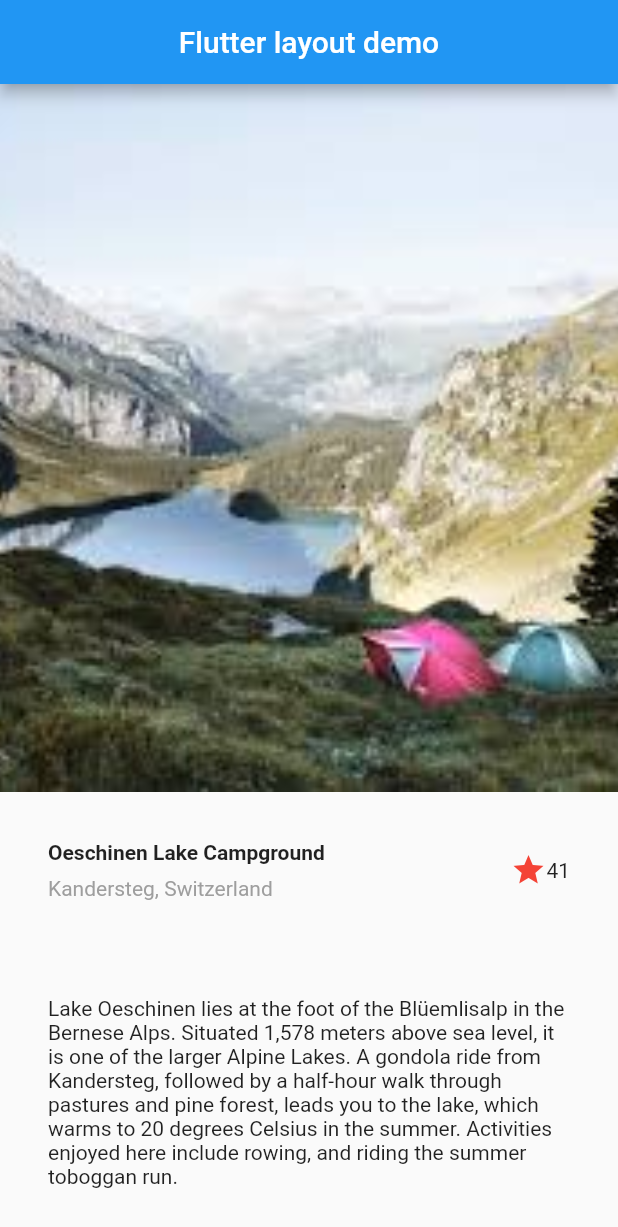
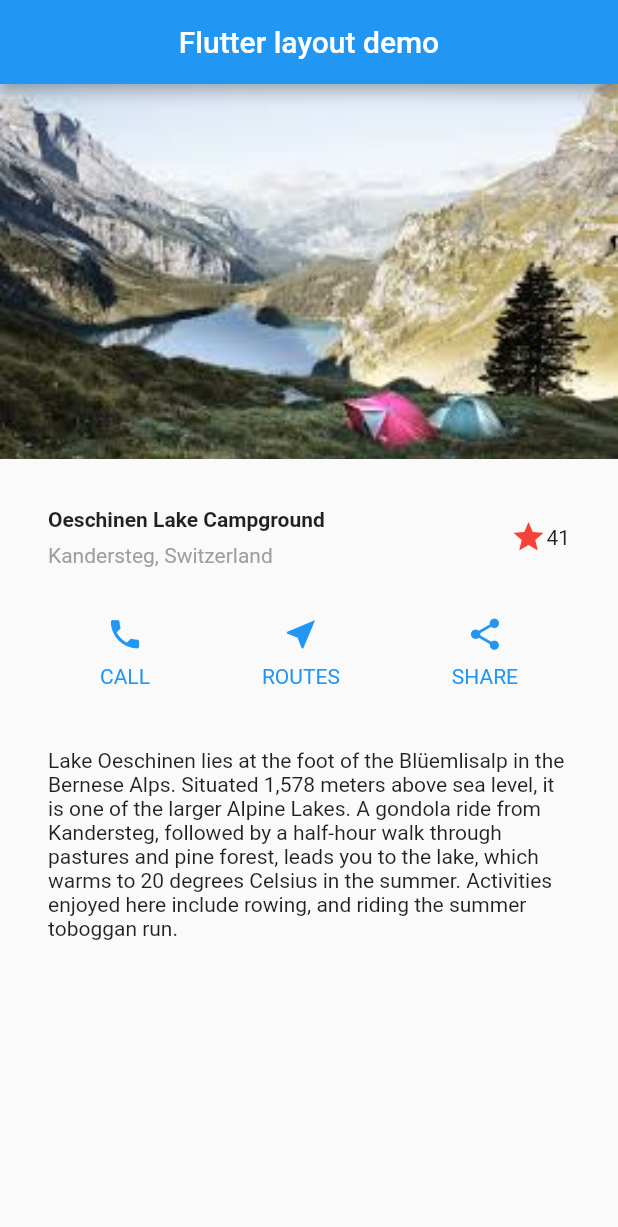
Before and after one commit to eamarelo/pagination_app, a Flutter app: the screen it shows after launch, on a phone screen of 412 x 824 dp. Shown: the top 1227 px of the screen. Run offline on Flutter 3.47's test engine with Material 2 defaults, Android fonts, the phone set to English and light mode, and no system bars.

Commit message:
ad button actions

```diff
--- a/lib/pages/pagination_page.dart
+++ b/lib/pages/pagination_page.dart
@@ -16,11 +16,16 @@ class _PaginationPageState extends State<PaginationPage> {
       ),
       body: Column(
         children: <Widget>[
-          Expanded(
-            child: Image.asset(
-              'assets/lake.jpg',
-              fit: BoxFit.cover,
-            ),
+          Row(
+            children: <Widget>[
+              Expanded(
+                child: Image.asset(
+                  'assets/lake.jpg',
+                  fit: BoxFit.cover,
+                  height: 250,
+                ),
+              ),
+            ],
           ),
           Container(
             padding: const EdgeInsets.all(32),
@@ -59,6 +64,64 @@ class _PaginationPageState extends State<PaginationPage> {
             ),
           ),
           Container(
+            child: Row(
+              children: <Widget>[
+                Spacer(),
+                Column(
+                  children: <Widget>[
+                    Icon(
+                      Icons.phone,
+                      color: Colors.blue,
+                      size: 25,
+                    ),
+                    Padding(
+                      padding: const EdgeInsets.all(8.0),
+                      child: Text(
+                        'CALL',
+                        style: TextStyle(color: Colors.blue),
+                      ),
+                    )
+                  ],
+                ),
+                Spacer(),
+                Column(
+                  children: <Widget>[
+                    Icon(
+                      Icons.near_me,
+                      color: Colors.blue,
+                      size: 25,
+                    ),
+                    Padding(
+                      padding: const EdgeInsets.all(8.0),
+                      child: Text(
+                        'ROUTES',
+                        style: TextStyle(color: Colors.blue),
+                      ),
+                    )
+                  ],
+                ),
+                Spacer(),
+                Column(
+                  children: <Widget>[
+                    Icon(
+                      Icons.share,
+                      color: Colors.blue,
+                      size: 25,
+                    ),
+                    Padding(
+                      padding: const EdgeInsets.all(8.0),
+                      child: Text(
+                        'SHARE',
+                        style: TextStyle(color: Colors.blue),
+                      ),
+                    )
+                  ],
+                ),
+                Spacer()
+              ],
+            ),
+          ),
+          Container(
             padding: const EdgeInsets.all(32),
             child: Text(
               'Lake Oeschinen lies at the foot of the Blüemlisalp in the Bernese '
```
